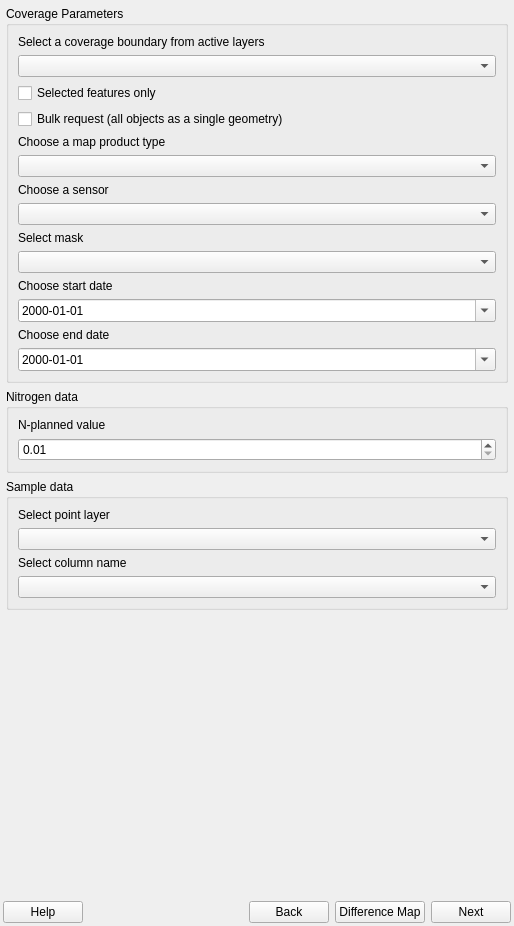
Before: the Qt Designer form geosys/ui/templates/geosys_dockwidget_base.ui in osundwajeff/qgis-plugin, drawn with Qt 5.
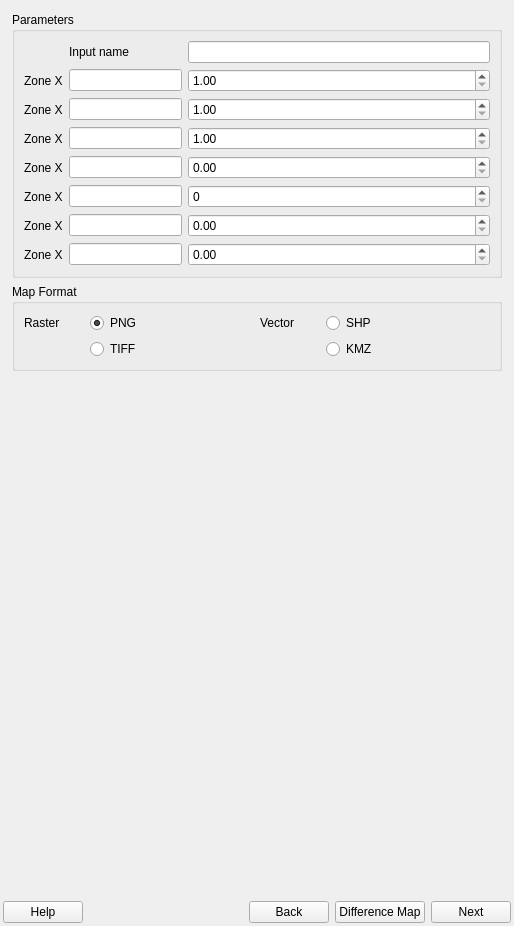
After: the same form once the commit is applied. The open tabs and pages were chosen to show the change.

Commit message: Update UI template for geosys_dockwidget_base

Patch:
```diff
--- a/geosys/ui/templates/geosys_dockwidget_base.ui
+++ b/geosys/ui/templates/geosys_dockwidget_base.ui
@@ -787,6 +787,320 @@
         </item>
        </layout>
       </widget>
+      <widget class="QWidget" name="page">
+       <layout class="QVBoxLayout" name="verticalLayout_9">
+        <item>
+         <widget class="QGroupBox" name="parameters_group_2">
+          <property name="title">
+           <string>Parameters</string>
+          </property>
+          <layout class="QGridLayout" name="gridLayout_6">
+           <item row="1" column="2">
+            <widget class="QDoubleSpinBox" name="yield_average_form_2">
+             <property name="sizePolicy">
+              <sizepolicy hsizetype="Preferred" vsizetype="Fixed">
+               <horstretch>0</horstretch>
+               <verstretch>0</verstretch>
+              </sizepolicy>
+             </property>
+             <property name="minimumSize">
+              <size>
+               <width>302</width>
+               <height>0</height>
+              </size>
+             </property>
+             <property name="minimum">
+              <double>1.000000000000000</double>
+             </property>
+             <property name="maximum">
+              <double>999.990000000000009</double>
+             </property>
+            </widget>
+           </item>
+           <item row="2" column="0">
+            <widget class="QLabel" name="yield_minimum_label_2">
+             <property name="minimumSize">
+              <size>
+               <width>0</width>
+               <height>0</height>
+              </size>
+             </property>
+             <property name="text">
+              <string>Zone X</string>
+             </property>
+            </widget>
+           </item>
+           <item row="0" column="2">
+            <widget class="QLineEdit" name="lineEdit"/>
+           </item>
+           <item row="6" column="0">
+            <widget class="QLabel" name="gain_label_2">
+             <property name="text">
+              <string>Zone X</string>
+             </property>
+            </widget>
+           </item>
+           <item row="5" column="2">
+            <widget class="QSpinBox" name="samz_zone_form_2">
+             <property name="sizePolicy">
+              <sizepolicy hsizetype="Preferred" vsizetype="Fixed">
+               <horstretch>0</horstretch>
+               <verstretch>0</verstretch>
+              </sizepolicy>
+             </property>
+             <property name="minimumSize">
+              <size>
+               <width>302</width>
+               <height>0</height>
+              </size>
+             </property>
+             <property name="minimum">
+              <number>0</number>
+             </property>
+             <property name="value">
+              <number>0</number>
+             </property>
+            </widget>
+           </item>
+           <item row="1" column="0">
+            <widget class="QLabel" name="yield_average_label_2">
+             <property name="minimumSize">
+              <size>
+               <width>0</width>
+               <height>0</height>
+              </size>
+             </property>
+             <property name="text">
+              <string>Zone X</string>
+             </property>
+            </widget>
+           </item>
+           <item row="4" column="0">
+            <widget class="QLabel" name="organic_average_label_2">
+             <property name="text">
+              <string>Zone X</string>
+             </property>
+            </widget>
+           </item>
+           <item row="6" column="2">
+            <widget class="QDoubleSpinBox" name="spinBox_gain_2">
+             <property name="decimals">
+              <number>2</number>
+             </property>
+             <property name="singleStep">
+              <double>0.100000000000000</double>
+             </property>
+            </widget>
+           </item>
+           <item row="2" column="2">
+            <widget class="QDoubleSpinBox" name="yield_minimum_form_2">
+             <property name="sizePolicy">
+              <sizepolicy hsizetype="Preferred" vsizetype="Fixed">
+               <horstretch>0</horstretch>
+               <verstretch>0</verstretch>
+              </sizepolicy>
+             </property>
+             <property name="minimumSize">
+              <size>
+               <width>302</width>
+               <height>0</height>
+              </size>
+             </property>
+             <property name="minimum">
+              <double>1.000000000000000</double>
+             </property>
+             <property name="maximum">
+              <double>999.990000000000009</double>
+             </property>
+            </widget>
+           </item>
+           <item row="7" column="0">
+            <widget class="QLabel" name="offset_label_2">
+             <property name="text">
+              <string>Zone X</string>
+             </property>
+            </widget>
+           </item>
+           <item row="3" column="0">
+            <widget class="QLabel" name="yield_maximum_label_2">
+             <property name="text">
+              <string>Zone X</string>
+             </property>
+            </widget>
+           </item>
+           <item row="7" column="2">
+            <widget class="QDoubleSpinBox" name="spinBox_offset_2">
+             <property name="singleStep">
+              <double>0.100000000000000</double>
+             </property>
+            </widget>
+           </item>
+           <item row="5" column="0">
+            <widget class="QLabel" name="samz_zone_label_2">
+             <property name="text">
+              <string>Zone X</string>
+             </property>
+            </widget>
+           </item>
+           <item row="3" column="2">
+            <widget class="QDoubleSpinBox" name="yield_maximum_form_2">
+             <property name="sizePolicy">
+              <sizepolicy hsizetype="Preferred" vsizetype="Fixed">
+               <horstretch>0</horstretch>
+               <verstretch>0</verstretch>
+              </sizepolicy>
+             </property>
+             <property name="minimumSize">
+              <size>
+               <width>302</width>
+               <height>0</height>
+              </size>
+             </property>
+             <property name="minimum">
+              <double>1.000000000000000</double>
+             </property>
+             <property name="maximum">
+              <double>999.990000000000009</double>
+             </property>
+            </widget>
+           </item>
+           <item row="4" column="2">
+            <widget class="QDoubleSpinBox" name="organic_average_form_2">
+             <property name="sizePolicy">
+              <sizepolicy hsizetype="Preferred" vsizetype="Fixed">
+               <horstretch>0</horstretch>
+               <verstretch>0</verstretch>
+              </sizepolicy>
+             </property>
+             <property name="minimumSize">
+              <size>
+               <width>302</width>
+               <height>0</height>
+              </size>
+             </property>
+             <property name="maximum">
+              <double>999.990000000000009</double>
+             </property>
+            </widget>
+           </item>
+           <item row="1" column="1">
+            <widget class="QLineEdit" name="lineEdit_2"/>
+           </item>
+           <item row="2" column="1">
+            <widget class="QLineEdit" name="lineEdit_3"/>
+           </item>
+           <item row="3" column="1">
+            <widget class="QLineEdit" name="lineEdit_4"/>
+           </item>
+           <item row="4" column="1">
+            <widget class="QLineEdit" name="lineEdit_5"/>
+           </item>
+           <item row="5" column="1">
+            <widget class="QLineEdit" name="lineEdit_6"/>
+           </item>
+           <item row="6" column="1">
+            <widget class="QLineEdit" name="lineEdit_7"/>
+           </item>
+           <item row="7" column="1">
+            <widget class="QLineEdit" name="lineEdit_8"/>
+           </item>
+           <item row="0" column="1">
+            <widget class="QLabel" name="label_2">
+             <property name="text">
+              <string>Input name</string>
+             </property>
+            </widget>
+           </item>
+          </layout>
+         </widget>
+        </item>
+        <item>
+         <widget class="QGroupBox" name="map_format_group_2">
+          <property name="title">
+           <string>Map Format</string>
+          </property>
+          <property name="checkable">
+           <bool>false</bool>
+          </property>
+          <layout class="QGridLayout" name="gridLayout_7">
+           <item row="0" column="0">
+            <widget class="QLabel" name="raster_label_2">
+             <property name="maximumSize">
+              <size>
+               <width>60</width>
+               <height>16777215</height>
+              </size>
+             </property>
+             <property name="text">
+              <string>Raster</string>
+             </property>
+            </widget>
+           </item>
+           <item row="0" column="1">
+            <widget class="QRadioButton" name="png_radio_button_2">
+             <property name="text">
+              <string>PNG</string>
+             </property>
+             <property name="checked">
+              <bool>true</bool>
+             </property>
+            </widget>
+           </item>
+           <item row="0" column="2">
+            <widget class="QLabel" name="vectorl_abel_2">
+             <property name="maximumSize">
+              <size>
+               <width>60</width>
+               <height>16777215</height>
+              </size>
+             </property>
+             <property name="text">
+              <string>Vector</string>
+             </property>
+            </widget>
+           </item>
+           <item row="0" column="3">
+            <widget class="QRadioButton" name="shp_radio_button_2">
+             <property name="text">
+              <string>SHP</string>
+             </property>
+            </widget>
+           </item>
+           <item row="1" column="1">
+            <widget class="QRadioButton" name="tiff_radio_button_2">
+             <property name="text">
+              <string>TIFF</string>
+             </property>
+             <property name="checked">
+              <bool>false</bool>
+             </property>
+            </widget>
+           </item>
+           <item row="1" column="3">
+            <widget class="QRadioButton" name="kmz_radio_button_2">
+             <property name="text">
+              <string>KMZ</string>
+             </property>
+            </widget>
+           </item>
+          </layout>
+         </widget>
+        </item>
+        <item>
+         <spacer name="verticalSpacer_2">
+          <property name="orientation">
+           <enum>Qt::Vertical</enum>
+          </property>
+          <property name="sizeHint" stdset="0">
+           <size>
+            <width>20</width>
+            <height>387</height>
+           </size>
+          </property>
+         </spacer>
+        </item>
+       </layout>
+      </widget>
      </widget>
     </item>
     <item>
```
Left out of the diff: 2 changed lines with no effect on the pictures.
